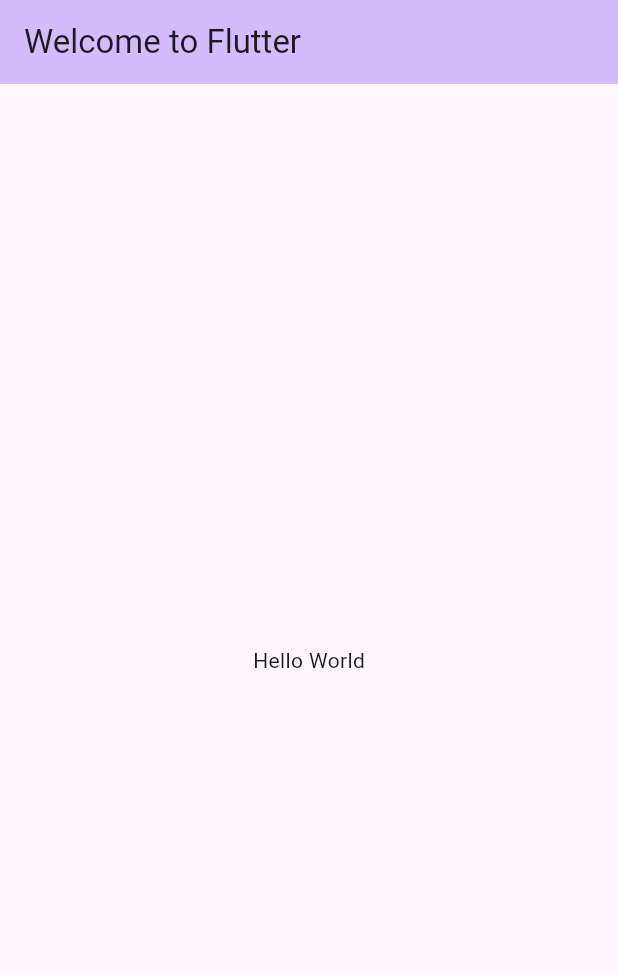
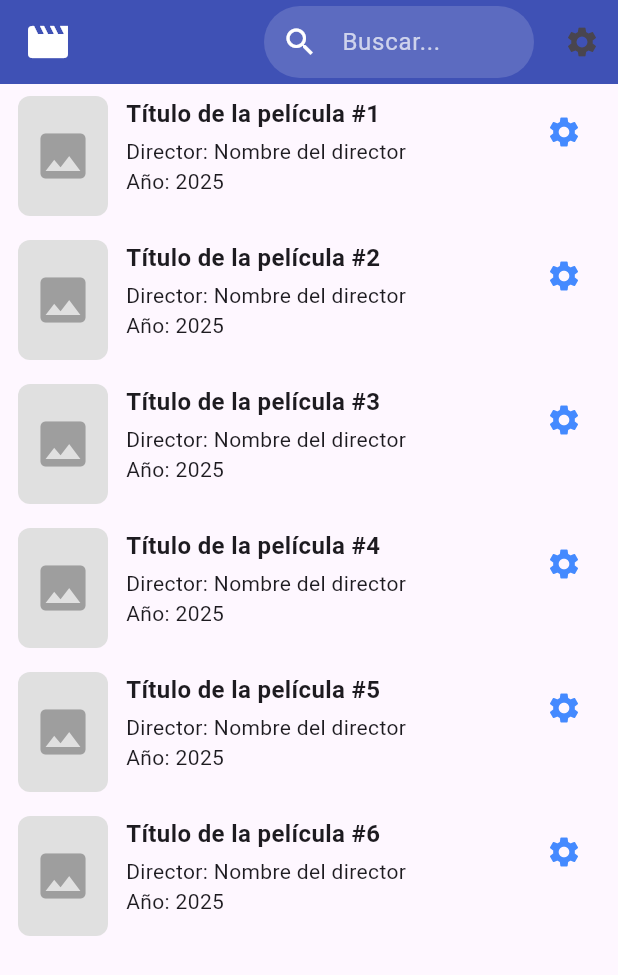
Before and after one commit to Theyayoman/LDSWUtilizaciondewidgets, a Flutter app: the screen it shows after launch, on a phone screen of 412 x 824 dp. Shown: the top 975 px of the screen. Run offline on Flutter 3.47's test engine with Material 3 defaults, Android fonts, the phone set to English and light mode, and no system bars.

Commit message:
Director's Fav carcasa
se agrega de forma de prototipo el esqueleto o forma del proyecto para el catalogo de peliculas

```diff
--- a/lib/main.dart
+++ b/lib/main.dart
@@ -7,108 +7,105 @@ void main() {
 class MyApp extends StatelessWidget {
   const MyApp({super.key});
 
-  // This widget is the root of your application.
   @override
   Widget build(BuildContext context) {
-    return MaterialApp(
-      title: 'Flutter Demo',
-      theme: ThemeData(
-        // This is the theme of your application.
-        //
-        // TRY THIS: Try running your application with "flutter run". You'll see
-        // the application has a purple toolbar. Then, without quitting the app,
-        // try changing the seedColor in the colorScheme below to Colors.green
-        // and then invoke "hot reload" (save your changes or press the "hot
-        // reload" button in a Flutter-supported IDE, or press "r" if you used
-        // the command line to start the app).
-        //
-        // Notice that the counter didn't reset back to zero; the application
-        // state is not lost during the reload. To reset the state, use hot
-        // restart instead.
-        //
-        // This works for code too, not just values: Most code changes can be
-        // tested with just a hot reload.
-        colorScheme: ColorScheme.fromSeed(seedColor: Colors.deepPurple),
-      ),
-      home: const MyHomePage(title: 'Welcome to Flutter'),
+    return const MaterialApp(
+      debugShowCheckedModeBanner: false,
+      title: "Directos's Fav",
+      home: MovieListScreen(),
     );
   }
 }
 
-class MyHomePage extends StatefulWidget {
-  const MyHomePage({super.key, required this.title});
-
-  // This widget is the home page of your application. It is stateful, meaning
-  // that it has a State object (defined below) that contains fields that affect
-  // how it looks.
-
-  // This class is the configuration for the state. It holds the values (in this
-  // case the title) provided by the parent (in this case the App widget) and
-  // used by the build method of the State. Fields in a Widget subclass are
-  // always marked "final".
-
-  final String title;
-
-  @override
-  State<MyHomePage> createState() => _MyHomePageState();
-}
-
-class _MyHomePageState extends State<MyHomePage> {
-  int _counter = 0;
-
-  void _incrementCounter() {
-    setState(() {
-      // This call to setState tells the Flutter framework that something has
-      // changed in this State, which causes it to rerun the build method below
-      // so that the display can reflect the updated values. If we changed
-      // _counter without calling setState(), then the build method would not be
-      // called again, and so nothing would appear to happen.
-      _counter++;
-    });
-  }
+class MovieListScreen extends StatelessWidget {
+  const MovieListScreen({super.key});
 
   @override
   Widget build(BuildContext context) {
-    // This method is rerun every time setState is called, for instance as done
-    // by the _incrementCounter method above.
-    //
-    // The Flutter framework has been optimized to make rerunning build methods
-    // fast, so that you can just rebuild anything that needs updating rather
-    // than having to individually change instances of widgets.
     return Scaffold(
       appBar: AppBar(
-        // TRY THIS: Try changing the color here to a specific color (to
-        // Colors.amber, perhaps?) and trigger a hot reload to see the AppBar
-        // change color while the other colors stay the same.
-        backgroundColor: Theme.of(context).colorScheme.inversePrimary,
-        // Here we take the value from the MyHomePage object that was created by
-        // the App.build method, and use it to set our appbar title.
-        title: Text(widget.title),
+        title: const Icon(Icons.movie, color: Colors.white, size: 32),
+        backgroundColor: Colors.indigo,
+        actions: [
+          // Cuadro de búsqueda en el AppBar
+          Padding(
+            padding: const EdgeInsets.symmetric(horizontal: 8.0),
+            child: SizedBox(
+              width: 180,
+              child: TextField(
+                style: const TextStyle(color: Colors.white),
+                decoration: InputDecoration(
+                  hintText: 'Buscar...',
+                  hintStyle: const TextStyle(color: Colors.white70),
+                  prefixIcon: const Icon(Icons.search, color: Colors.white),
+                  filled: true,
+                  fillColor: Colors.indigo.shade400,
+                  contentPadding: const EdgeInsets.all(0),
+                  border: OutlineInputBorder(
+                    borderRadius: BorderRadius.circular(25),
+                    borderSide: BorderSide.none,
+                  ),
+                ),
+              ),
+            ),
+          ),
+          IconButton(
+            icon: const Icon(Icons.settings),
+            onPressed: () {},
+          ),
+        ],
       ),
-      body: Center(
-        // Center is a layout widget. It takes a single child and positions it
-        // in the middle of the parent.
-        child: Column(
-          // Column is also a layout widget. It takes a list of children and
-          // arranges them vertically. By default, it sizes itself to fit its
-          // children horizontally, and tries to be as tall as its parent.
-          //
-          // Column has various properties to control how it sizes itself and
-          // how it positions its children. Here we use mainAxisAlignment to
-          // center the children vertically; the main axis here is the vertical
-          // axis because Columns are vertical (the cross axis would be
-          // horizontal).
-          //
-          // TRY THIS: Invoke "debug painting" (choose the "Toggle Debug Paint"
-          // action in the IDE, or press "p" in the console), to see the
-          // wireframe for each widget.
-          mainAxisAlignment: MainAxisAlignment.center,
-          children: <Widget>[
-            //Hola mundo funcionando
-            const Text('Hello World'),
-          ],
-        ),
+
+      // LISTA DE PELÍCULAS CON SCROLL
+      body: ListView.builder(
+        itemCount: 6, // puedes cambiar el número de películas
+        itemBuilder: (context, index) {
+          return Padding(
+            padding: const EdgeInsets.symmetric(horizontal: 12, vertical: 8),
+            child: Row(
+              crossAxisAlignment: CrossAxisAlignment.start,
+              children: [
+                // 🖼️ FOTO DE PELÍCULA
+                Container(
+                  width: 60,
+                  height: 80,
+                  decoration: BoxDecoration(
+                    color: Colors.grey.shade300,
+                    borderRadius: BorderRadius.circular(8),
+                  ),
+                  child: const Icon(Icons.image, size: 40, color: Colors.grey),
+                ),
+                const SizedBox(width: 12),
+
+                // 📜 INFORMACIÓN DE PELÍCULA
+                Expanded(
+                  child: Column(
+                    crossAxisAlignment: CrossAxisAlignment.start,
+                    children: [
+                      Text(
+                        'Título de la película #${index + 1}',
+                        style: const TextStyle(
+                          fontWeight: FontWeight.bold,
+                          fontSize: 16,
+                        ),
+                      ),
+                      const SizedBox(height: 4),
+                      const Text('Director: Nombre del director'),
+                      const Text('Año: 2025'),
+                    ],
+                  ),
+                ),
+
+                // ⚙️ ICONO A LA DERECHA
+                IconButton(
+                  icon: const Icon(Icons.settings, color: Colors.blueAccent),
+                  onPressed: () {},
+                ),
+              ],
+            ),
+          );
+        },
       ),
-      );
+    );
   }
 }
```
